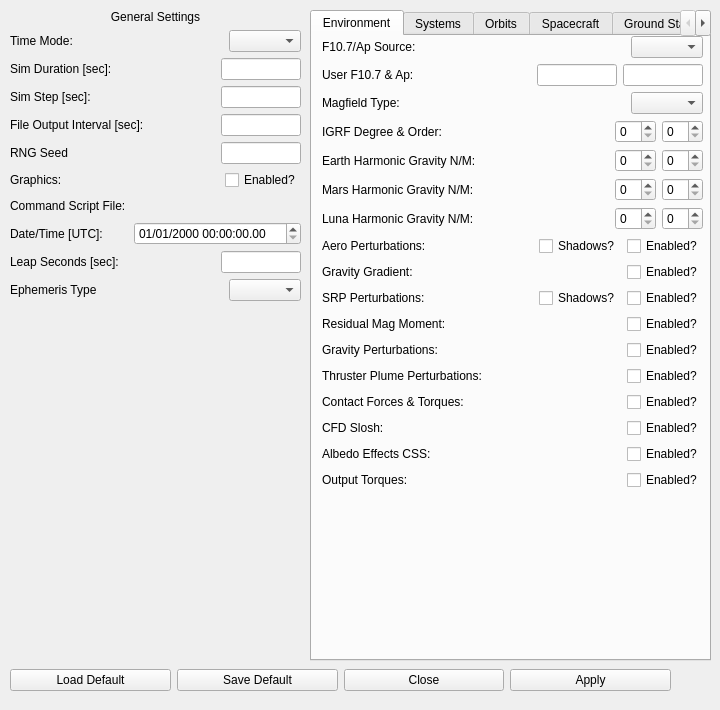
pavelgalchenko/dsm_gui, file dsm_gui/sim_menu.ui: the form before one commit.
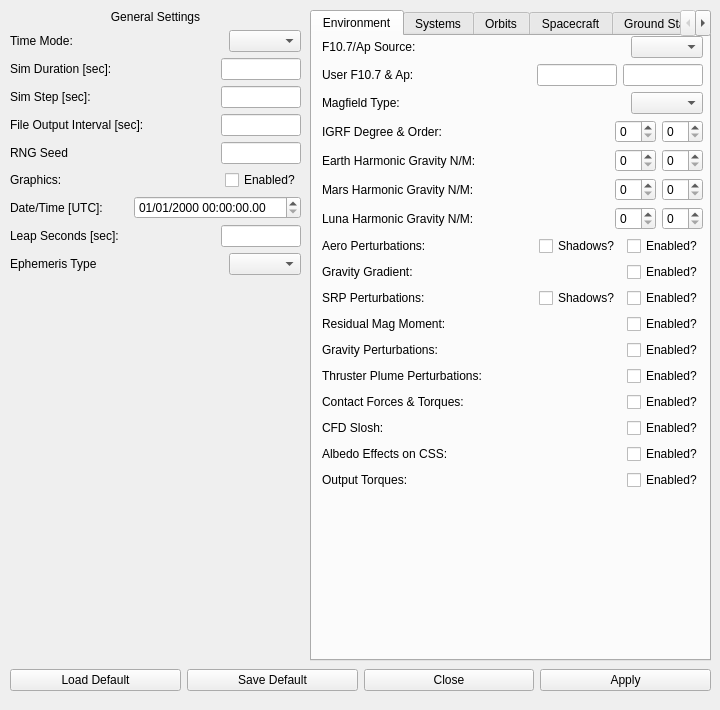
The form after the commit.

Commit message: Sim GUI is functionally complete. Need bug pass and cleanup pass. Enums are cool, allow dealing with QListWidgetItem roles easier and setting the text for header names easier. If a Spacecraft is enabled, the associated orbit is also enabled on apply. Ground Station add/remove/duplicate buttons function. User F107&Ap and IGRF fields enable/disable as needed.

```diff
--- a/dsm_gui/sim_menu.ui
+++ b/dsm_gui/sim_menu.ui
@@ -568,7 +568,7 @@
         <item>
          <widget class="QLabel" name="label_21">
           <property name="text">
-           <string>Albedo Effects CSS:</string>
+           <string>Albedo Effects on CSS:</string>
           </property>
          </widget>
         </item>
@@ -1731,30 +1731,6 @@
       </item>
      </layout>
     </item>
-    <item>
-     <layout class="QHBoxLayout" name="horizontalLayout_2">
-      <item>
-       <widget class="QLabel" name="label_2">
-        <property name="text">
-         <string>Command Script File:</string>
-        </property>
-       </widget>
-      </item>
-      <item>
-       <spacer name="horizontalSpacer_2">
-        <property name="orientation">
-         <enum>Qt::Horizontal</enum>
-        </property>
-        <property name="sizeHint" stdset="0">
-         <size>
-          <width>40</width>
-          <height>20</height>
-         </size>
-        </property>
-       </spacer>
-      </item>
-     </layout>
-    </item>
     <item>
      <layout class="QHBoxLayout" name="horizontalLayout_9">
       <item>
@@ -1879,7 +1855,7 @@
     <rect>
      <x>10</x>
      <y>660</y>
-     <width>661</width>
+     <width>701</width>
      <height>41</height>
     </rect>
    </property>
```
The commit also changes 3 other files.
